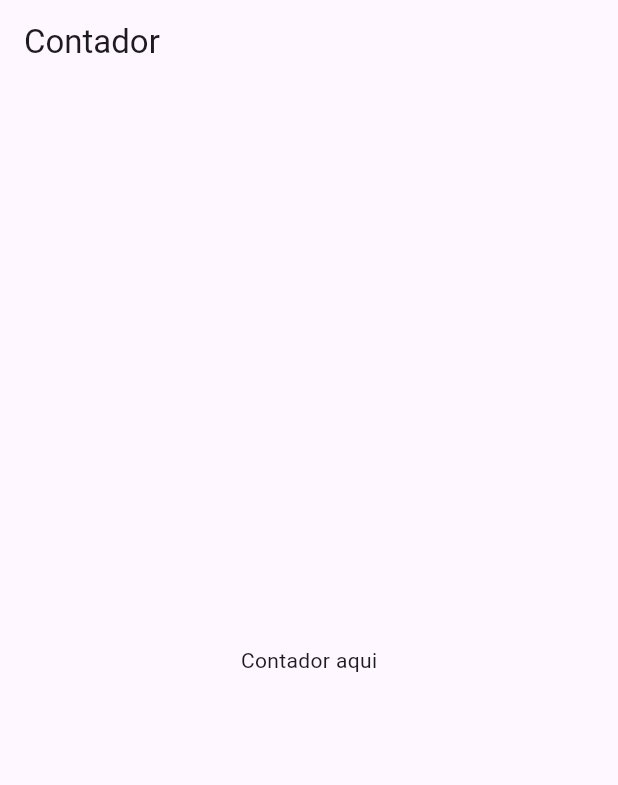
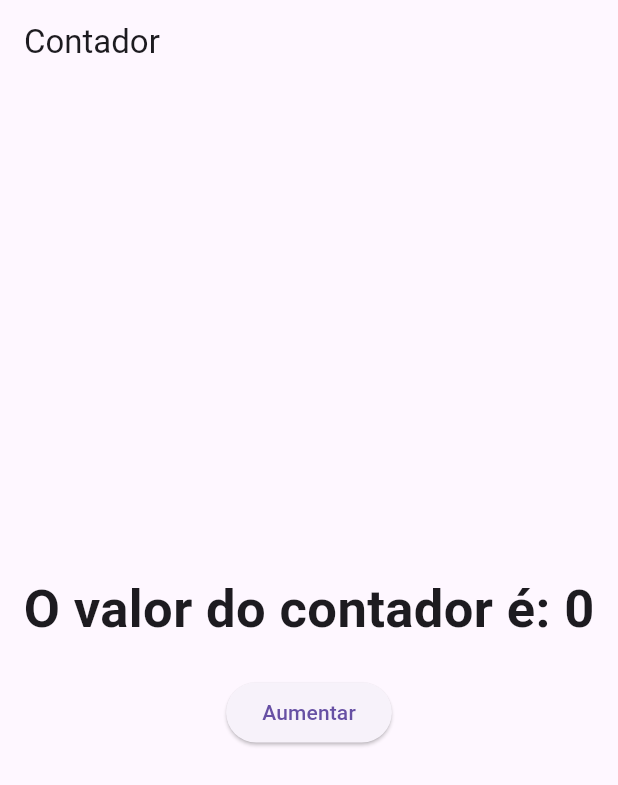
Before and after one commit to Matheus-Pinheiro1/Estudos_Flutter, a Flutter app: the screen it shows after launch, on a phone screen of 412 x 824 dp. Shown: the top 785 px of the screen. Run offline on Flutter 3.47's test engine with Material 3 defaults, Android fonts, the phone set to English and light mode, and no system bars.

Commit message:
Adiciona um botão de aumentar o contador.

```diff
--- a/ex_03_contador/lib/main.dart
+++ b/ex_03_contador/lib/main.dart
@@ -12,7 +12,7 @@ class MyApp extends StatelessWidget {
     return MaterialApp(
       title: 'Contador',
       debugShowCheckedModeBanner: false,
-      home:  CounterPage(),
+      home: CounterPage(),
     );
   }
 }
@@ -25,15 +25,32 @@ class CounterPage extends StatefulWidget {
 }
 
 class _CounterPageState extends State<CounterPage> {
+  int counter = 0;
+
   @override
-    Widget build(BuildContext context){
-      return Scaffold(
-        appBar: AppBar(
-          title: const Text('Contador'),
+  Widget build(BuildContext context) {
+    return Scaffold(
+      appBar: AppBar(title: const Text('Contador')),
+      body: Center(
+        child: Column(
+          mainAxisAlignment: MainAxisAlignment.center,
+          children: [
+            Text(
+              'O valor do contador é: $counter',
+              style: const TextStyle(fontSize: 35, fontWeight: FontWeight.bold),
+            ),
+            const SizedBox(height: 20),
+            ElevatedButton(
+              onPressed: () {
+                setState(() {
+                  counter++;
+                });
+              },
+              child: const Text('Aumentar'),
+            ),
+          ],
         ),
-        body: const Center(
-          child: Text('Contador aqui'),
-        ),
-      );
-    }
+      ),
+    );
   }
+}
```
